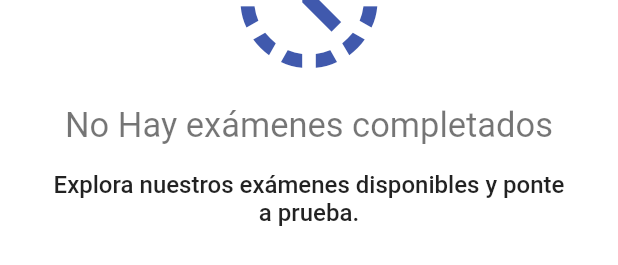
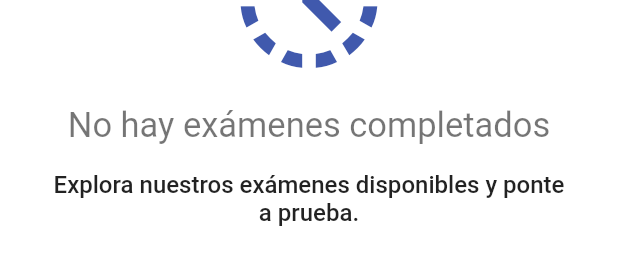
Before and after one commit to targamafia/Exagram, a Flutter app: the NoHistoricData widget shown alone on an empty page, opened directly, on a phone screen of 412 x 824 dp. Shown: the part 534-799 px from the top of the screen. Run offline on Flutter 3.47's test engine with Material 2 defaults, Android fonts, the phone set to English and light mode, and no system bars; our stand-ins replace get, shared_preferences; accounts and stored records are empty; network calls fail.

Commit message:
Styling update

```diff
--- a/lib/feature/history/history_page.dart
+++ b/lib/feature/history/history_page.dart
@@ -31,7 +31,7 @@ class NoHistoricData extends StatelessWidget {
           Padding(
             padding: const EdgeInsets.only(top: 16, left: 16, right: 16),
             child: Text(
-              'No Hay exámenes completados',
+              'No hay exámenes completados',
               style: Theme.of(context).textTheme.headline4,
               textAlign: TextAlign.center,
             ),
--- a/lib/styles.dart
+++ b/lib/styles.dart
@@ -24,6 +24,7 @@ ThemeData exagramThemeDark() {
 class AppColorLight extends Color {
   AppColorLight(super.value);
 
+  static const blu = Color(0xFF2C5F86);
   static const blue100 = Color(0xFF3EADCF);
   static const blue200 = Color(0xFFABE9CD);
   static const primary = Color(0xFF4059AD);
@@ -49,7 +50,7 @@ class AppColorLight extends Color {
   static const onError = Color(0xFFFFFFFF);
   static const errorContainer = Color(0xFFFFDAD6);
   static const onErrorContainer = Color(0xFF410002);
-  static const error50 = Color(0xDE3730);
+  static const error50 = Color(0xFFDE3730);
 
   static const background = Color(0xFFFEFBFF);
   static const onBackground = Color(0xFF1B1B1F);
@@ -60,9 +61,12 @@ class AppColorLight extends Color {
   static const onSurfaceVariant = Color(0xFF45464F);
   static const outline = Color(0xFF767680);
 
+
+  static const neutral0 = Color(0xFF00000000);
+  static const neutral10 = Color(0xFF1B1B1F);
+  static const neutral20 = Color(0xFF303034);
+  static const neutral30 = Color(0xFF47464A);
+
+  static const successGreen = Color(0xFF378857);
   static const correctGreen = Color(0xFF81dc9b);
-
-  static const neutral10 = Color(0x1B1B1F);
-
-  static const successGreen = Color(0x378857);
 }
```
Also changed, not shown: lib/feature/assessment_detail/assessment_detail_page.dart (+25 -26 lines), lib/feature/profile/profile_page.dart (+24 -9 lines).
